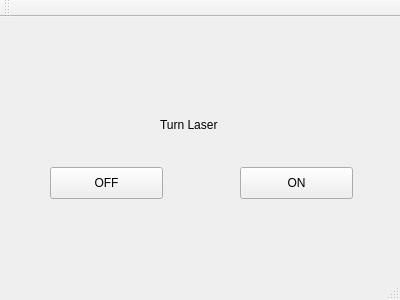
Qt form lasercontrol_qt/mainwindow.ui (thorbenm/lasercontrol) before a commit.
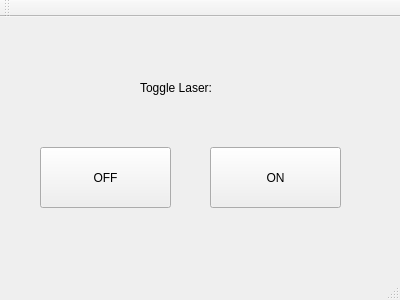
The same form after that commit.

The edit to the form file:
```diff
--- a/lasercontrol_qt/mainwindow.ui
+++ b/lasercontrol_qt/mainwindow.ui
@@ -17,10 +17,10 @@
    <widget class="QPushButton" name="on_button">
     <property name="geometry">
      <rect>
-      <x>240</x>
-      <y>150</y>
-      <width>113</width>
-      <height>32</height>
+      <x>210</x>
+      <y>130</y>
+      <width>131</width>
+      <height>61</height>
      </rect>
     </property>
     <property name="text">
@@ -30,10 +30,10 @@
    <widget class="QPushButton" name="off_button">
     <property name="geometry">
      <rect>
-      <x>50</x>
-      <y>150</y>
-      <width>113</width>
-      <height>32</height>
+      <x>40</x>
+      <y>130</y>
+      <width>131</width>
+      <height>61</height>
      </rect>
     </property>
     <property name="text">
@@ -43,14 +43,14 @@
    <widget class="QLabel" name="label">
     <property name="geometry">
      <rect>
-      <x>160</x>
-      <y>100</y>
-      <width>81</width>
-      <height>16</height>
+      <x>140</x>
+      <y>60</y>
+      <width>101</width>
+      <height>21</height>
      </rect>
     </property>
     <property name="text">
-     <string>Turn Laser</string>
+     <string>Toggle Laser:</string>
     </property>
    </widget>
   </widget>
```
Left out of the diff: 2 changed lines with no effect on the pictures.
